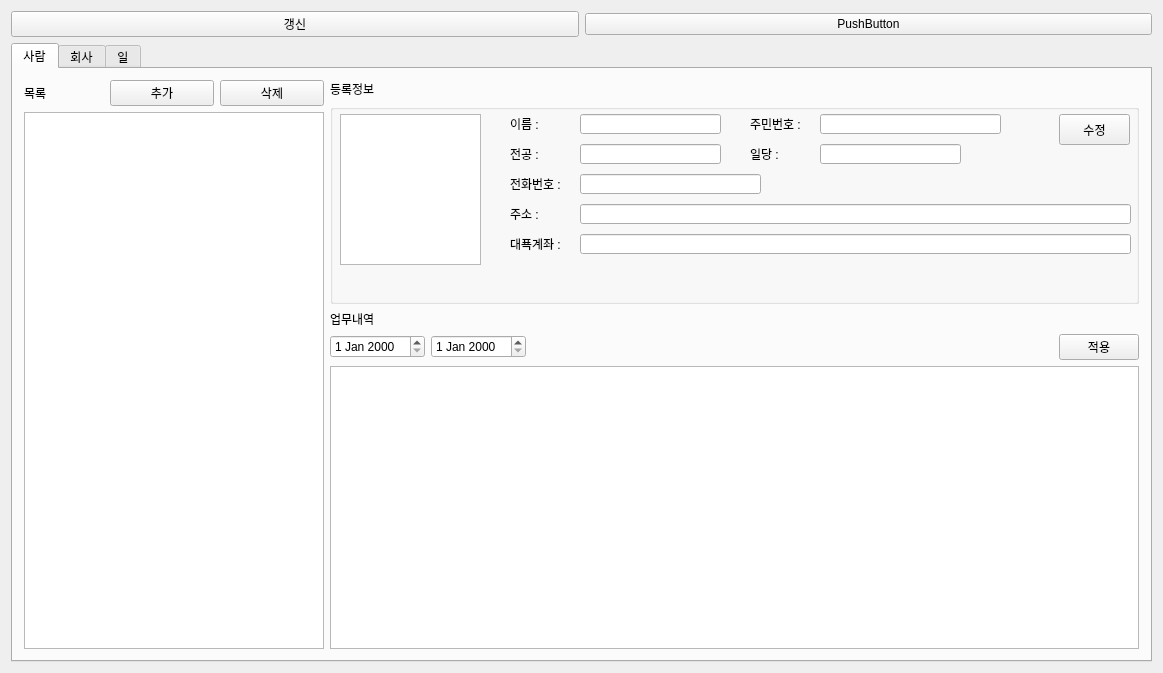
Above: src/mainwindow.ui from Hyuntae-Lee/HuResMgr before the change. Below: the same form after it.
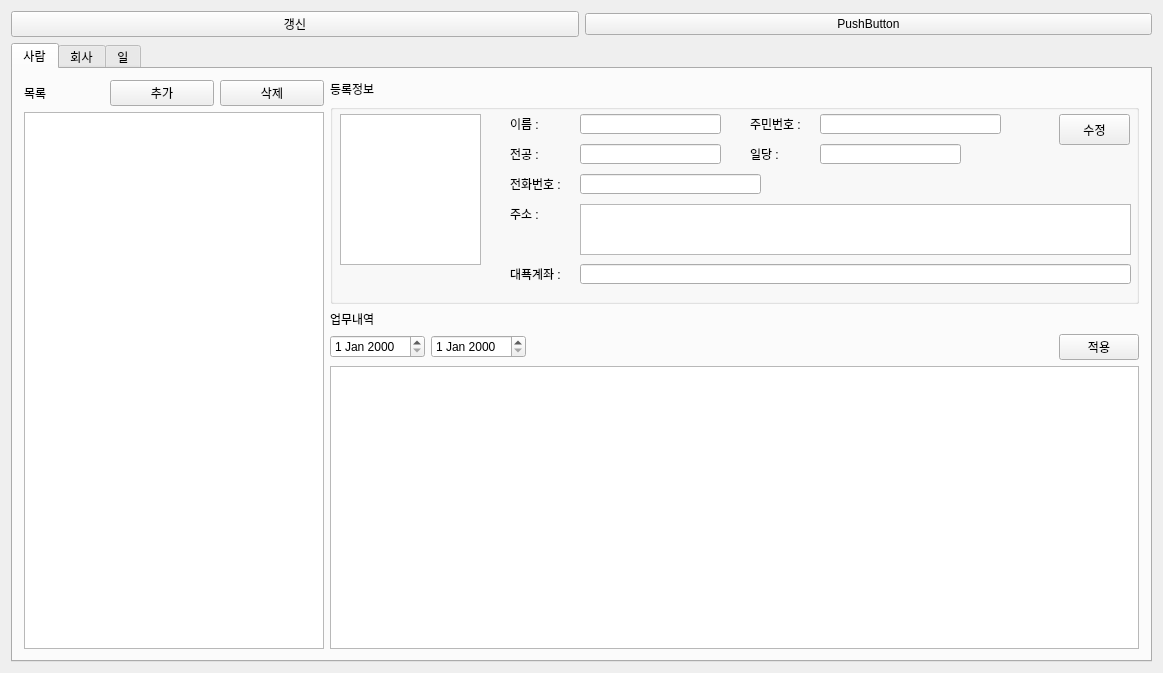
That is the form after the change. The open tabs and pages were chosen to show the change.

The edit to the form file:
```diff
--- a/src/mainwindow.ui
+++ b/src/mainwindow.ui
@@ -216,7 +216,7 @@
                <property name="geometry">
                 <rect>
                  <x>180</x>
-                 <y>130</y>
+                 <y>160</y>
                  <width>60</width>
                  <height>20</height>
                 </rect>
@@ -268,21 +268,11 @@
                 <bool>true</bool>
                </property>
               </widget>
-              <widget class="QLineEdit" name="lineEdit_workerAddress">
-               <property name="geometry">
-                <rect>
-                 <x>250</x>
-                 <y>100</y>
-                 <width>551</width>
-                 <height>20</height>
-                </rect>
-               </property>
-              </widget>
               <widget class="QLineEdit" name="lineEdit_workerAccount">
                <property name="geometry">
                 <rect>
                  <x>250</x>
-                 <y>130</y>
+                 <y>160</y>
                  <width>551</width>
                  <height>20</height>
                 </rect>
@@ -324,6 +314,16 @@
                 <string>일당 :</string>
                </property>
               </widget>
+              <widget class="QTextEdit" name="textEdit_workerAddress">
+               <property name="geometry">
+                <rect>
+                 <x>250</x>
+                 <y>100</y>
+                 <width>551</width>
+                 <height>51</height>
+                </rect>
+               </property>
+              </widget>
              </widget>
             </item>
            </layout>
```
Left out of the diff: 6 changed lines with no effect on the pictures.
